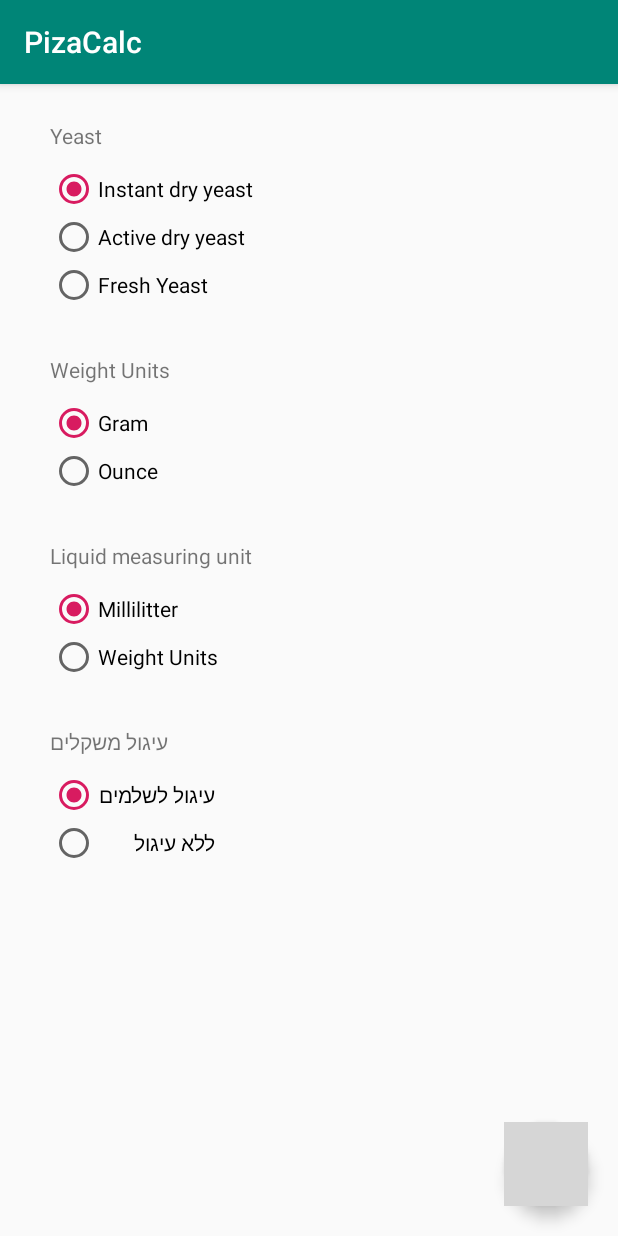
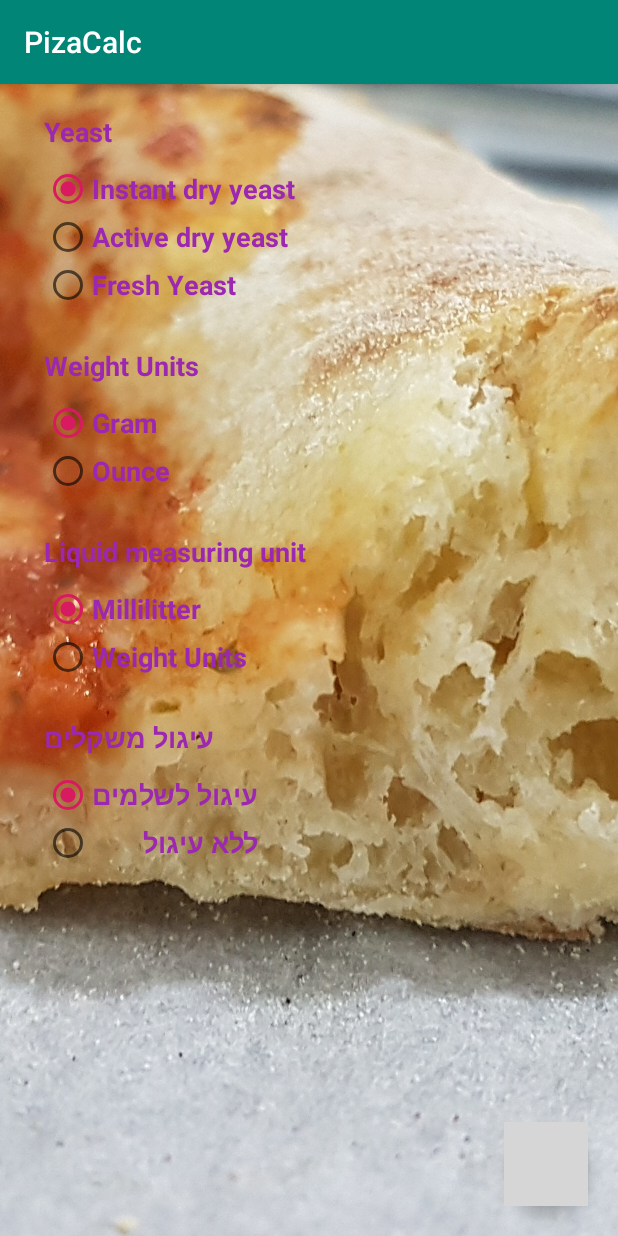
Before and after one commit to C64HexCoder/PizaCalc, an Android app: the SettingsActivity screen opened directly, with no data from a screen before it, on a phone screen of 412 x 824 dp. Run offline under Robolectric (Android 15) with nearby library versions, the phone set to English and light mode, and no system bars; grey boxes are pictures that could not be loaded.

Commit message:
added background image and changed color of phone to purpule and font size to 24 and 18.

```diff
--- a/app/src/main/res/layout/activity_about.xml
+++ b/app/src/main/res/layout/activity_about.xml
@@ -28,6 +28,7 @@
             android:id="@+id/about_aboutTxt"
             android:layout_width="match_parent"
             android:layout_height="match_parent"
+            android:background="@drawable/pizza_slice_background"
             android:textColor="@android:color/black"
             android:textDirection="rtl"
             android:textSize="18sp"
--- a/app/src/main/res/layout/activity_bakers_recipe.xml
+++ b/app/src/main/res/layout/activity_bakers_recipe.xml
@@ -4,6 +4,7 @@
     xmlns:tools="http://schemas.android.com/tools"
     android:layout_width="match_parent"
     android:layout_height="match_parent"
+    android:background="@drawable/pizza_slice_background"
     android:focusableInTouchMode="true"
     tools:context=".BakersRecipe">
 
@@ -16,7 +17,6 @@
         android:editable="false"
         android:ems="10"
         android:enabled="false"
-        android:inputType="numberDecimal"
         android:text="100"
         android:textColor="#F44336"
         android:textSize="24sp"
--- a/app/src/main/res/layout/activity_settings.xml
+++ b/app/src/main/res/layout/activity_settings.xml
@@ -4,6 +4,7 @@
     xmlns:tools="http://schemas.android.com/tools"
     android:layout_width="match_parent"
     android:layout_height="match_parent"
+    android:background="@drawable/pizza_slice_background"
     tools:context=".SettingsActivity">
 
     <com.google.android.material.floatingactionbutton.FloatingActionButton
@@ -34,19 +35,28 @@
             android:layout_width="wrap_content"
             android:layout_height="wrap_content"
             android:checked="true"
-            android:text="@string/settings_instant_dry_yeast" />
+            android:text="@string/settings_instant_dry_yeast"
+            android:textColor="#9C27B0"
+            android:textSize="18sp"
+            android:textStyle="bold" />
 
         <RadioButton
             android:id="@+id/dryActiveYeastRB"
             android:layout_width="wrap_content"
             android:layout_height="wrap_content"
-            android:text="@string/settings_active_dry_yeast" />
+            android:text="@string/settings_active_dry_yeast"
+            android:textColor="#9C27B0"
+            android:textSize="18sp"
+            android:textStyle="bold" />
 
         <RadioButton
             android:id="@+id/freshYeastRB"
             android:layout_width="wrap_content"
             android:layout_height="wrap_content"
-            android:text="@string/freshYeast" />
+            android:text="@string/freshYeast"
+            android:textColor="#9C27B0"
+            android:textSize="18sp"
+            android:textStyle="bold" />
     </RadioGroup>
 
     <TextView
@@ -54,6 +64,9 @@
         android:layout_height="wrap_content"
         android:layout_marginBottom="10dp"
         android:text="@string/settings_yeast"
+        android:textColor="#9C27B0"
+        android:textSize="18sp"
+        android:textStyle="bold"
         app:layout_constraintBottom_toTopOf="@+id/yeastRG"
         app:layout_constraintStart_toStartOf="@+id/yeastRG" />
 
@@ -70,13 +83,19 @@
             android:layout_width="wrap_content"
             android:layout_height="wrap_content"
             android:checked="true"
-            android:text="@string/gram" />
+            android:text="@string/gram"
+            android:textColor="#9C27B0"
+            android:textSize="18sp"
+            android:textStyle="bold" />
 
         <RadioButton
             android:id="@+id/ounceRB"
             android:layout_width="wrap_content"
             android:layout_height="wrap_content"
-            android:text="@string/ounce" />
+            android:text="@string/ounce"
+            android:textColor="#9C27B0"
+            android:textSize="18sp"
+            android:textStyle="bold" />
     </RadioGroup>
 
     <TextView
@@ -84,6 +103,9 @@
         android:layout_height="wrap_content"
         android:layout_marginBottom="10dp"
         android:text="@string/weight_units"
+        android:textColor="#9C27B0"
+        android:textSize="18sp"
+        android:textStyle="bold"
         app:layout_constraintBottom_toTopOf="@+id/radioGroup2"
         app:layout_constraintStart_toStartOf="@+id/radioGroup2" />
 
@@ -100,13 +122,19 @@
             android:layout_width="wrap_content"
             android:layout_height="wrap_content"
             android:checked="true"
-            android:text="@string/millilitter" />
+            android:text="@string/millilitter"
+            android:textColor="#9C27B0"
+            android:textSize="18sp"
+            android:textStyle="bold" />
 
         <RadioButton
             android:id="@+id/gTB"
             android:layout_width="wrap_content"
             android:layout_height="wrap_content"
-            android:text="@string/weight_units" />
+            android:text="@string/weight_units"
+            android:textColor="#9C27B0"
+            android:textSize="18sp"
+            android:textStyle="bold" />
 
     </RadioGroup>
 
@@ -115,6 +143,9 @@
         android:layout_height="wrap_content"
         android:layout_marginBottom="10dp"
         android:text="@string/Liquid_measurring_unit"
+        android:textColor="#9C27B0"
+        android:textSize="18sp"
+        android:textStyle="bold"
         app:layout_constraintBottom_toTopOf="@+id/radioGroup3"
         app:layout_constraintStart_toStartOf="@+id/radioGroup3" />
 
@@ -131,13 +162,19 @@
             android:layout_width="match_parent"
             android:layout_height="wrap_content"
             android:checked="true"
-            android:text="עיגול לשלמים" />
+            android:text="עיגול לשלמים"
+            android:textColor="#9C27B0"
+            android:textSize="18sp"
+            android:textStyle="bold" />
 
         <RadioButton
             android:id="@+id/notRoundRBtn"
             android:layout_width="match_parent"
             android:layout_height="wrap_content"
-            android:text="ללא עיגול" />
+            android:text="ללא עיגול"
+            android:textColor="#9C27B0"
+            android:textSize="18sp"
+            android:textStyle="bold" />
     </RadioGroup>
 
     <TextView
@@ -146,6 +183,9 @@
         android:layout_height="wrap_content"
         android:layout_marginBottom="10dp"
         android:text="עיגול משקלים"
+        android:textColor="#9C27B0"
+        android:textSize="18sp"
+        android:textStyle="bold"
         app:layout_constraintBottom_toTopOf="@+id/roundingGRBtn"
         app:layout_constraintStart_toStartOf="@+id/roundingGRBtn" />
 </androidx.constraintlayout.widget.ConstraintLayout>
--- a/app/src/main/res/values/strings.xml
+++ b/app/src/main/res/values/strings.xml
@@ -4,7 +4,7 @@
     <string name="num_of_pizas">Number of Balls</string>
     <string name="flour">Flour</string>
     <string name="water">Water</string>
-    <string name="dryInstant">Yeast</string>
+    <string name="dryInstant">Instant Yeast</string>
     <string name="olive_oil">Olive Oil</string>
     <string name="salt">Salt</string>
     <string name="sugar">Sugar</string>
```
Also changed, not shown: app/src/main/res/layout/activity_calculate_recepie.xml (+21 -24 lines), app/src/main/res/layout/content_main.xml (+17 -1 lines), app/src/main/res/drawable/pizza_slice_background.jpg (added).
